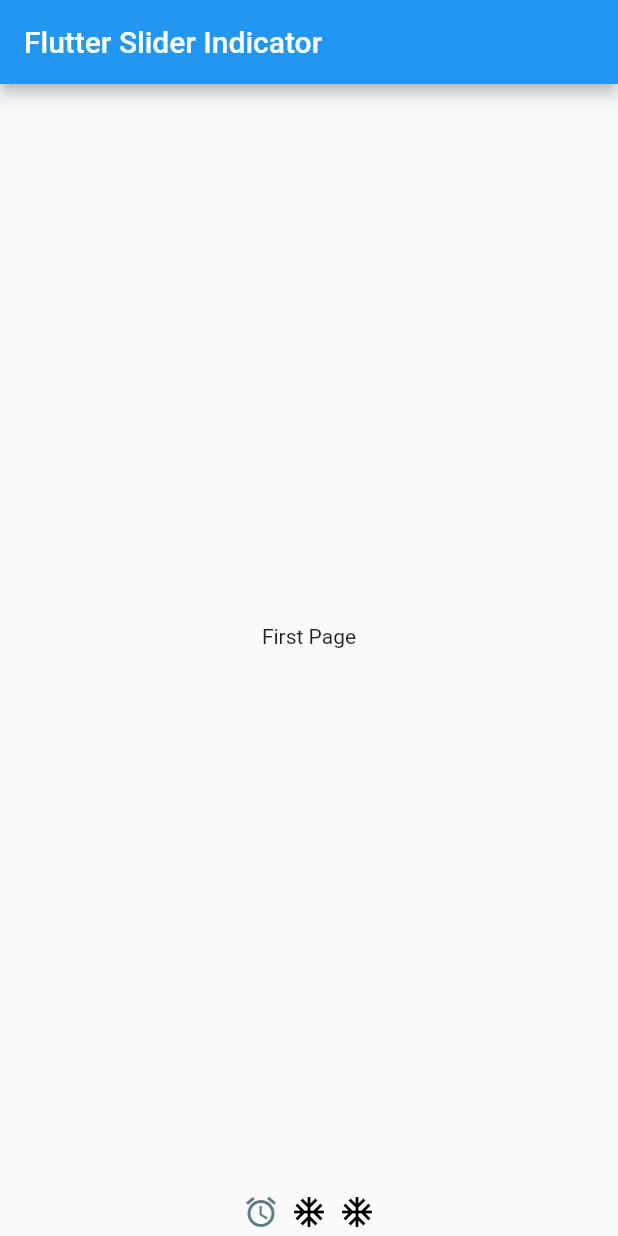
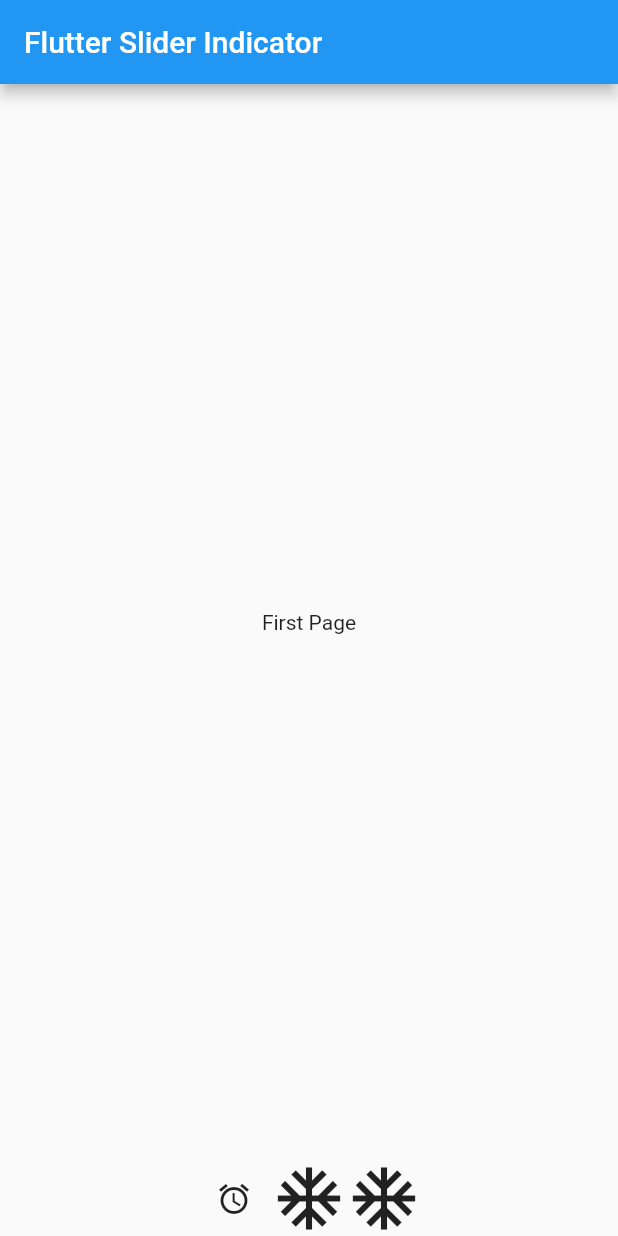
Before and after one commit to robbyrahmana/flutter_slider_indicator, a Flutter app: the screen it shows after launch, on a phone screen of 412 x 824 dp. Run offline on Flutter 3.47's test engine with Material 2 defaults, Android fonts, the phone set to English and light mode, and no system bars.

Commit message:
Change the parameter and add animation when it slide

```diff
--- a/example/lib/main.dart
+++ b/example/lib/main.dart
@@ -54,8 +54,11 @@ class _MyHomePageState extends State<MyHomePage> {
           SliderIndicator(
             length: 3,
             activeIndex: _currentIndex.round(),
-            displayIndicatorIcon: Icons.ac_unit,
-            displayIndicatorActiveIcon: Icons.access_alarms,
+            indicator: Icon(
+              Icons.ac_unit,
+              size: 50,
+            ),
+            activeIndicator: Icon(Icons.access_alarms),
           )
         ],
       ),
--- a/lib/src/flutter_slider_indicator.dart
+++ b/lib/src/flutter_slider_indicator.dart
@@ -1,53 +1,82 @@
 import 'package:flutter/material.dart';
 
-class SliderIndicator extends StatelessWidget {
+class SliderIndicator extends StatefulWidget {
   SliderIndicator(
-      {this.length,
-      this.activeIndex,
-      this.displayIndicatorSize = 24.0,
-      this.displayIndicatorIcon,
-      this.displayIndicatorActiveIcon,
-      this.displayIndicatorColor,
-      this.displayIndicatorActiveColor});
+      {@required this.length,
+      @required this.activeIndex,
+      @required this.indicator,
+      @required this.activeIndicator,
+      this.animationDuration = const Duration(milliseconds: 250)});
 
   final int length;
   final int activeIndex;
-  final double displayIndicatorSize;
-  final IconData displayIndicatorIcon;
-  final IconData displayIndicatorActiveIcon;
-  final Color displayIndicatorActiveColor;
-  final Color displayIndicatorColor;
+  final Widget indicator;
+  final Widget activeIndicator;
+  final Duration animationDuration;
+
+  @override
+  _SliderIndicatorState createState() => _SliderIndicatorState();
+}
+
+class _SliderIndicatorState extends State<SliderIndicator> {
+  GlobalKey _indicatorKey = GlobalKey();
+  GlobalKey _activeIndicatorKey = GlobalKey();
+  Size _indicatorSize = Size.zero;
+  Size _activeIndicatorSize = Size.zero;
+
+  @override
+  void initState() {
+    super.initState();
+
+    WidgetsBinding.instance.addPostFrameCallback(_onBuildCompleted);
+  }
+
+  _onBuildCompleted(_) {
+    final RenderBox indicatorBox =
+        _indicatorKey.currentContext.findRenderObject();
+    final RenderBox activeIndicatorBox =
+        _activeIndicatorKey.currentContext.findRenderObject();
+    setState(() {
+      _indicatorSize = indicatorBox.size;
+      _activeIndicatorSize = activeIndicatorBox.size;
+    });
+  }
 
   @override
   Widget build(BuildContext context) {
-    List<Widget> _listBullet = [];
+    final List<Widget> _listBullet = [];
 
-    for (int i = 0; i < length; i++) {
-      _listBullet.add(Padding(
-        padding: const EdgeInsets.all(4.0),
-        child: Icon(
-          displayIndicatorIcon == null
-              ? Icons.fiber_manual_record
-              : displayIndicatorActiveIcon == null
-                  ? displayIndicatorIcon
-                  : activeIndex == i
-                      ? displayIndicatorActiveIcon
-                      : displayIndicatorIcon,
-          size: displayIndicatorSize,
-          color: activeIndex == i
-              ? (displayIndicatorActiveColor == null
-                  ? Colors.blueGrey
-                  : displayIndicatorActiveColor)
-              : (displayIndicatorColor == null
-                  ? Colors.black
-                  : displayIndicatorColor),
-        ),
+    for (int i = 0; i < widget.length; i++) {
+      _listBullet.add(AnimatedOpacity(
+        opacity: widget.activeIndex == i ? 0.0 : 1.0,
+        duration: widget.animationDuration,
+        child: widget.indicator,
       ));
     }
 
-    return Row(
-      mainAxisSize: MainAxisSize.min,
-      children: _listBullet,
+    return Stack(
+      children: <Widget>[
+        Container(
+          key: _indicatorKey,
+          child: Opacity(opacity: 0.0, child: widget.indicator),
+        ),
+        Container(
+          key: _activeIndicatorKey,
+          child: Opacity(opacity: 0.0, child: widget.activeIndicator),
+        ),
+        Row(
+          mainAxisSize: MainAxisSize.min,
+          children: _listBullet,
+        ),
+        AnimatedPositioned(
+          left:
+              ((_indicatorSize.width / 2) - (_activeIndicatorSize.width / 2)) +
+                  _indicatorSize.width * widget.activeIndex,
+          top: (_indicatorSize.height / 2) - (_activeIndicatorSize.height / 2),
+          duration: widget.animationDuration,
+          child: widget.activeIndicator,
+        )
+      ],
     );
   }
 }
--- a/pubspec.yaml
+++ b/pubspec.yaml
@@ -1,6 +1,6 @@
 name: flutter_slider_indicator
 description: Slider Indicator Widget built in for flutter. Please press star in my repo if you like it. Thank you.
-version: 0.1.1
+version: 0.2.0
 author: Robby Rahmana <robbyrahmana79@gmail.com>
 homepage: https://github.com/robbyrahmana/flutter_slider_indicator
 
```
Also changed, not shown: 2 other files.
